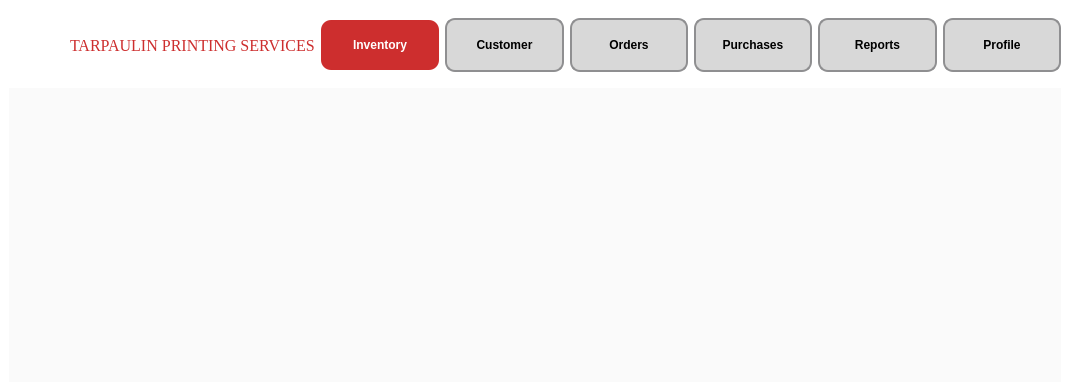
The window that Inventory_test.ui (CMacan/MCAV-desktop-app) describes before a commit, drawn with Qt 5.
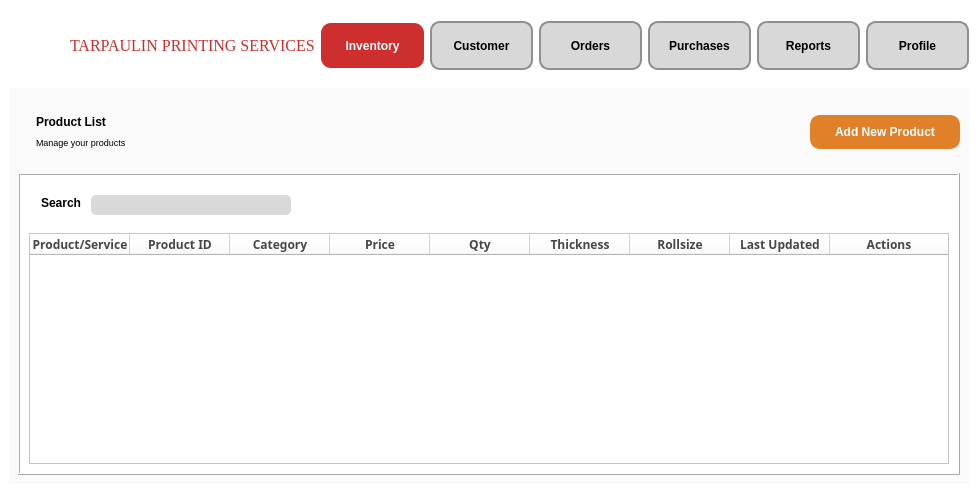
The same window after the commit. Icons and pictures are not drawn.

What changed in the file:
```diff
--- a/Inventory_test.ui
+++ b/Inventory_test.ui
@@ -6,8 +6,8 @@
    <rect>
     <x>0</x>
     <y>0</y>
-    <width>1070</width>
-    <height>391</height>
+    <width>978</width>
+    <height>493</height>
    </rect>
   </property>
   <property name="sizePolicy">
@@ -38,9 +38,9 @@
       <property name="styleSheet">
        <string notr="true">QPushButton {
     min-width: 100px; 
-    min-height: 40px;
     max-width: 150px;
-    max-height: 40px;
+    min-height: 40px;
+    max-height: 35px;
 	font-size:12px;
 	border: 2px solid #8f8f91; 
 	border-radius: 10px;
@@ -215,9 +215,21 @@
         <verstretch>0</verstretch>
        </sizepolicy>
       </property>
+      <property name="minimumSize">
+       <size>
+        <width>0</width>
+        <height>2</height>
+       </size>
+      </property>
+      <property name="layoutDirection">
+       <enum>Qt::LeftToRight</enum>
+      </property>
+      <property name="autoFillBackground">
+       <bool>false</bool>
+      </property>
       <property name="styleSheet">
        <string notr="true">background-color: #FAFAFA;
-</string>
+width: 100vw;</string>
       </property>
       <property name="frameShape">
        <enum>QFrame::NoFrame</enum>
@@ -225,6 +237,456 @@
       <property name="frameShadow">
        <enum>QFrame::Plain</enum>
       </property>
+      <layout class="QVBoxLayout" name="verticalLayout_2">
+       <item>
+        <widget class="QFrame" name="Label">
+         <property name="sizePolicy">
+          <sizepolicy hsizetype="Preferred" vsizetype="Preferred">
+           <horstretch>0</horstretch>
+           <verstretch>0</verstretch>
+          </sizepolicy>
+         </property>
+         <property name="frameShape">
+          <enum>QFrame::NoFrame</enum>
+         </property>
+         <property name="frameShadow">
+          <enum>QFrame::Raised</enum>
+         </property>
+         <layout class="QHBoxLayout" name="horizontalLayout_4">
+          <property name="rightMargin">
+           <number>0</number>
+          </property>
+          <item>
+           <widget class="QFrame" name="ProductList">
+            <property name="frameShape">
+             <enum>QFrame::NoFrame</enum>
+            </property>
+            <property name="frameShadow">
+             <enum>QFrame::Raised</enum>
+            </property>
+            <layout class="QVBoxLayout" name="verticalLayout_3">
+             <item>
+              <widget class="QLabel" name="ProductLabel">
+               <property name="styleSheet">
+                <string notr="true">font-weight: bold;</string>
+               </property>
+               <property name="text">
+                <string>Product List</string>
+               </property>
+              </widget>
+             </item>
+             <item>
+              <widget class="QLabel" name="manageLabel">
+               <property name="font">
+                <font>
+                 <pointsize>7</pointsize>
+                </font>
+               </property>
+               <property name="text">
+                <string>Manage your products</string>
+               </property>
+              </widget>
+             </item>
+            </layout>
+           </widget>
+          </item>
+          <item>
+           <widget class="QFrame" name="frame_3">
+            <property name="frameShape">
+             <enum>QFrame::NoFrame</enum>
+            </property>
+            <property name="frameShadow">
+             <enum>QFrame::Raised</enum>
+            </property>
+            <layout class="QHBoxLayout" name="horizontalLayout_3">
+             <property name="rightMargin">
+              <number>0</number>
+             </property>
+             <item>
+              <spacer name="horizontalSpacer">
+               <property name="orientation">
+                <enum>Qt::Horizontal</enum>
+               </property>
+               <property name="sizeHint" stdset="0">
+                <size>
+                 <width>649</width>
+                 <height>20</height>
+                </size>
+               </property>
+              </spacer>
+             </item>
+             <item>
+              <widget class="QPushButton" name="Customer_2">
+               <property name="sizePolicy">
+                <sizepolicy hsizetype="Preferred" vsizetype="Fixed">
+                 <horstretch>0</horstretch>
+                 <verstretch>0</verstretch>
+                </sizepolicy>
+               </property>
+               <property name="minimumSize">
+                <size>
+                 <width>150</width>
+                 <height>34</height>
+                </size>
+               </property>
+               <property name="maximumSize">
+                <size>
+                 <width>150</width>
+                 <height>34</height>
+                </size>
+               </property>
+               <property name="styleSheet">
+                <string notr="true">font-size:12px;
+border: 2px solid #E08028; 
+border-radius: 10px;
+background-color: #E08028; 
+padding: 5px; 
+color: white; 
+font-weight: bold; frf</string>
+               </property>
+               <property name="text">
+                <string>Add New Product</string>
+               </property>
+               <property name="icon">
+                <iconset resource="images.qrc">
+                 <normaloff>:/static/static/add.png</normaloff>:/static/static/add.png</iconset>
+               </property>
+               <property name="iconSize">
+                <size>
+                 <width>20</width>
+                 <height>20</height>
+                </size>
+               </property>
+              </widget>
+             </item>
+            </layout>
+           </widget>
+          </item>
+         </layout>
+        </widget>
+       </item>
+       <item>
+        <widget class="QFrame" name="DataFrame">
+         <property name="sizePolicy">
+          <sizepolicy hsizetype="Expanding" vsizetype="Expanding">
+           <horstretch>0</horstretch>
+           <verstretch>0</verstretch>
+          </sizepolicy>
+         </property>
+         <property name="styleSheet">
+          <string notr="true">background-color: white;</string>
+         </property>
+         <property name="frameShape">
+          <enum>QFrame::Box</enum>
+         </property>
+         <property name="frameShadow">
+          <enum>QFrame::Raised</enum>
+         </property>
+         <layout class="QVBoxLayout" name="verticalLayout_4">
+          <item>
+           <widget class="QFrame" name="frame">
+            <property name="minimumSize">
+             <size>
+              <width>0</width>
+              <height>41</height>
+             </size>
+            </property>
+            <property name="frameShape">
+             <enum>QFrame::NoFrame</enum>
+            </property>
+            <property name="frameShadow">
+             <enum>QFrame::Raised</enum>
+            </property>
+            <layout class="QHBoxLayout" name="horizontalLayout_2">
+             <item>
+              <widget class="QLabel" name="Search">
+               <property name="styleSheet">
+                <string notr="true">font-weight: bold;
+margin-bottom: 5px;</string>
+               </property>
+               <property name="text">
+                <string>Search</string>
+               </property>
+               <property name="alignment">
+                <set>Qt::AlignLeading|Qt::AlignLeft|Qt::AlignVCenter</set>
+               </property>
+              </widget>
+             </item>
+             <item>
+              <widget class="QLineEdit" name="SearchInput">
+               <property name="minimumSize">
+                <size>
+                 <width>0</width>
+                 <height>20</height>
+                </size>
+               </property>
+               <property name="maximumSize">
+                <size>
+                 <width>200</width>
+                 <height>20</height>
+                </size>
+               </property>
+               <property name="styleSheet">
+                <string notr="true">background-color: #D9D9D9;
+border-radius: 5px;
+
+</string>
+               </property>
+              </widget>
+             </item>
+             <item>
+              <widget class="QLabel" name="Filter">
+               <property name="minimumSize">
+                <size>
+                 <width>25</width>
+                 <height>25</height>
+                </size>
+               </property>
+               <property name="maximumSize">
+                <size>
+                 <width>25</width>
+                 <height>25</height>
+                </size>
+               </property>
+               <property name="text">
+                <string/>
+               </property>
+               <property name="pixmap">
+                <pixmap resource="images.qrc">:/static/static/filter.png</pixmap>
+               </property>
+               <property name="scaledContents">
+                <bool>true</bool>
+               </property>
+              </widget>
+             </item>
+             <item>
+              <spacer name="horizontalSpacer_2">
+               <property name="orientation">
+                <enum>Qt::Horizontal</enum>
+               </property>
+               <property name="sizeHint" stdset="0">
+                <size>
+                 <width>610</width>
+                 <height>20</height>
+                </size>
+               </property>
+              </spacer>
+             </item>
+            </layout>
+           </widget>
+          </item>
+          <item>
+           <widget class="QTableWidget" name="tableWidget">
+            <property name="columnCount">
+             <number>9</number>
+            </property>
+            <attribute name="horizontalHeaderStretchLastSection">
+             <bool>true</bool>
+            </attribute>
+            <column>
+             <property name="text">
+              <string>Product/Service</string>
+             </property>
+             <property name="font">
+              <font>
+               <family>Bahnschrift SemiBold</family>
+               <pointsize>9</pointsize>
+               <weight>75</weight>
+               <bold>true</bold>
+               <underline>false</underline>
+              </font>
+             </property>
+             <property name="foreground">
+              <brush brushstyle="SolidPattern">
+               <color alpha="255">
+                <red>71</red>
+                <green>71</green>
+                <blue>71</blue>
+               </color>
+              </brush>
+             </property>
+            </column>
+            <column>
+             <property name="text">
+              <string>Product ID</string>
+             </property>
+             <property name="font">
+              <font>
+               <family>Bahnschrift SemiBold</family>
+               <weight>75</weight>
+               <bold>true</bold>
+              </font>
+             </property>
+             <property name="foreground">
+              <brush brushstyle="SolidPattern">
+               <color alpha="255">
+                <red>71</red>
+                <green>71</green>
+                <blue>71</blue>
+               </color>
+              </brush>
+             </property>
+            </column>
+            <column>
+             <property name="text">
+              <string>Category</string>
+             </property>
+             <property name="font">
+              <font>
+               <family>Bahnschrift SemiBold</family>
+               <pointsize>9</pointsize>
+               <weight>75</weight>
+               <bold>true</bold>
+              </font>
+             </property>
+             <property name="foreground">
+              <brush brushstyle="SolidPattern">
+               <color alpha="255">
+                <red>71</red>
+                <green>71</green>
+                <blue>71</blue>
+               </color>
+              </brush>
+             </property>
+            </column>
+            <column>
+             <property name="text">
+              <string>Price</string>
+             </property>
+             <property name="font">
+              <font>
+               <family>Bahnschrift SemiBold</family>
+               <pointsize>9</pointsize>
+               <weight>75</weight>
+               <bold>true</bold>
+              </font>
+             </property>
+             <property name="foreground">
+              <brush brushstyle="SolidPattern">
+               <color alpha="255">
+                <red>71</red>
+                <green>71</green>
+                <blue>71</blue>
+               </color>
+              </brush>
+             </property>
+            </column>
+            <column>
+             <property name="text">
+              <string>Qty</string>
+             </property>
+             <property name="font">
+              <font>
+               <family>Bahnschrift SemiBold</family>
+               <pointsize>9</pointsize>
+               <weight>75</weight>
+               <bold>true</bold>
+              </font>
+             </property>
+             <property name="foreground">
+              <brush brushstyle="SolidPattern">
+               <color alpha="255">
+                <red>71</red>
+                <green>71</green>
+                <blue>71</blue>
+               </color>
+              </brush>
+             </property>
+            </column>
+            <column>
+             <property name="text">
+              <string>Thickness</string>
+             </property>
+             <property name="font">
+              <font>
+               <family>Bahnschrift SemiBold</family>
+               <pointsize>9</pointsize>
+               <weight>75</weight>
+               <bold>true</bold>
+              </font>
+             </property>
+             <property name="foreground">
+              <brush brushstyle="SolidPattern">
+               <color alpha="255">
+                <red>71</red>
+                <green>71</green>
+                <blue>71</blue>
+               </color>
+              </brush>
+             </property>
+            </column>
+            <column>
+             <property name="text">
+              <string>Rollsize</string>
+             </property>
+             <property name="font">
+              <font>
+               <family>Bahnschrift SemiBold</family>
+               <pointsize>9</pointsize>
+               <weight>75</weight>
+               <bold>true</bold>
+              </font>
+             </property>
+             <property name="foreground">
+              <brush brushstyle="SolidPattern">
+               <color alpha="255">
+                <red>71</red>
+                <green>71</green>
+                <blue>71</blue>
+               </color>
+              </brush>
+             </property>
+            </column>
+            <column>
+             <property name="text">
+              <string>Last Updated</string>
+             </property>
+             <property name="font">
+              <font>
+               <family>Bahnschrift SemiBold</family>
+               <pointsize>9</pointsize>
+               <weight>75</weight>
+               <bold>true</bold>
+              </font>
+             </property>
+             <property name="foreground">
+              <brush brushstyle="SolidPattern">
+               <color alpha="255">
+                <red>71</red>
+                <green>71</green>
+                <blue>71</blue>
+               </color>
+              </brush>
+             </property>
+            </column>
+            <column>
+             <property name="text">
+              <string>Actions</string>
+             </property>
+             <property name="font">
+              <font>
+               <family>Bahnschrift SemiBold</family>
+               <pointsize>9</pointsize>
+               <weight>75</weight>
+               <bold>true</bold>
+              </font>
+             </property>
+             <property name="foreground">
+              <brush brushstyle="SolidPattern">
+               <color alpha="255">
+                <red>71</red>
+                <green>71</green>
+                <blue>71</blue>
+               </color>
+              </brush>
+             </property>
+            </column>
+           </widget>
+          </item>
+         </layout>
+        </widget>
+       </item>
+      </layout>
      </widget>
     </item>
    </layout>
```
Left out of the diff: 26 changed lines with no effect on the pictures.
